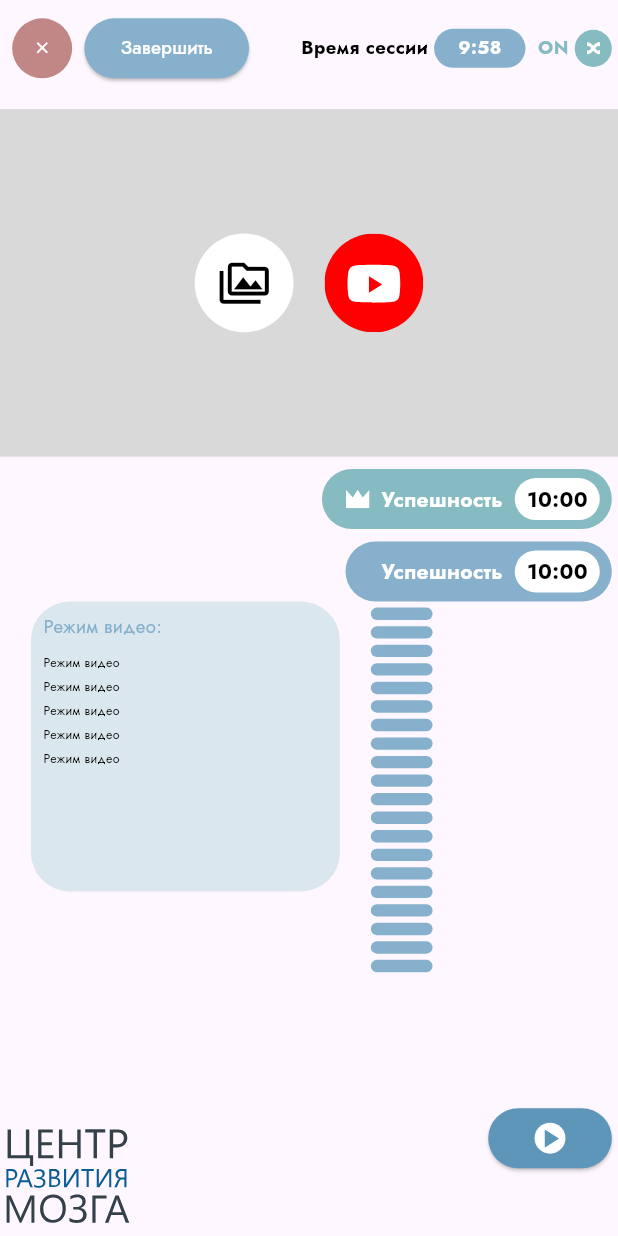
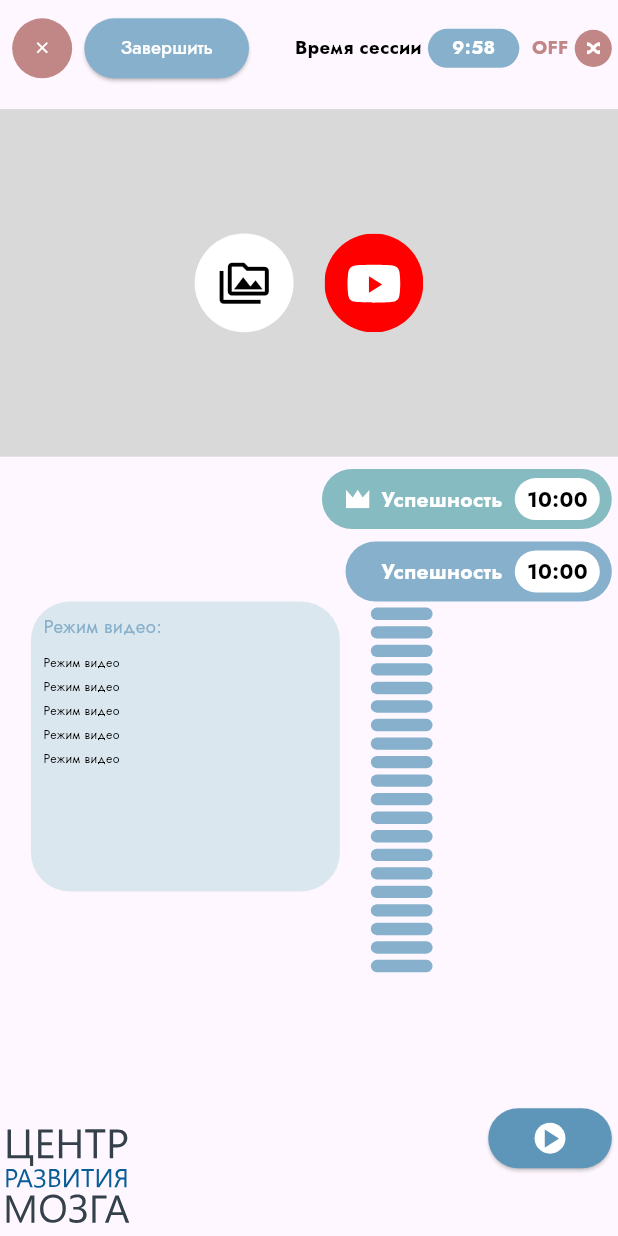
Before and after one commit to Brain-Development-Center/Neurotrainer, a Flutter app: the TrainingVideoScreen screen opened directly with empty values, on a phone screen of 412 x 824 dp. Run offline on Flutter 3.47's test engine with Material 3 defaults, Android fonts, the phone set to English and light mode, and no system bars; our stand-ins replace cloud_firestore, firebase_auth, firebase_core, flutter_blue_plus, flutter_secure_storage, flutter_svg and 3 more; accounts and stored records are empty; generated files the repository leaves out were written again.

Commit message:
some update on training video screen

```diff
--- a/lib/screens/training_video.dart
+++ b/lib/screens/training_video.dart
@@ -143,6 +143,8 @@ class _TrainingVideoScreenState extends State<TrainingVideoScreen> {
   bool isTraining = false;
   bool isSuccess = false;
 
+  bool isConnected = false;
+
   @override
   void dispose() {
     super.dispose();
@@ -210,7 +212,7 @@ class _TrainingVideoScreenState extends State<TrainingVideoScreen> {
                                 margin: EdgeInsets.only(left: width * 0.01),
                               ),
                               Container(
-                                child: Text('ON', style: GoogleFonts.jost(color: Color(0xFF86BCC1), fontWeight: FontWeight.bold, fontSize: width * 0.03),),
+                                child: Text(isConnected ? 'ON' : 'OFF', style: GoogleFonts.jost(color: isConnected ? Color(0xFF86BCC1) : Color(0xFFC18686), fontWeight: FontWeight.bold, fontSize: width * 0.03),),
                                 margin: EdgeInsets.only(right: width * 0.01, left: width * 0.02),
                               ),
                               Container(
@@ -225,7 +227,7 @@ class _TrainingVideoScreenState extends State<TrainingVideoScreen> {
                                     });
                                   },
                                   style: IconButton.styleFrom(
-                                      backgroundColor: Color(0xFF86BCC1)
+                                      backgroundColor: isConnected ? Color(0xFF86BCC1) : Color(0xFFC18686)
                                   ),
                                 ),
                               ),
```
